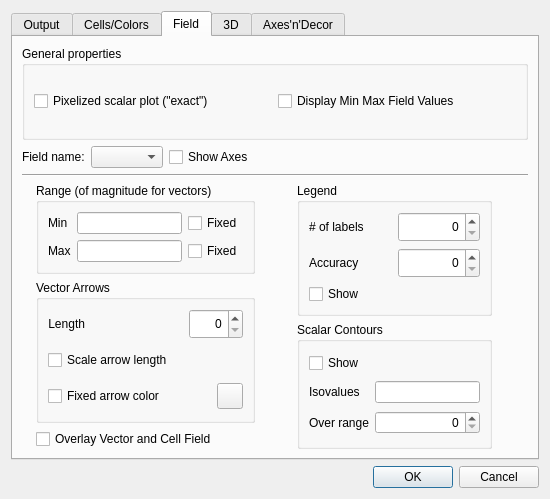
First picture: the form in cc3d/player5/Configuration/cc3D_prefs.ui, repository CompuCell3D/CompuCell3D, before the edit.
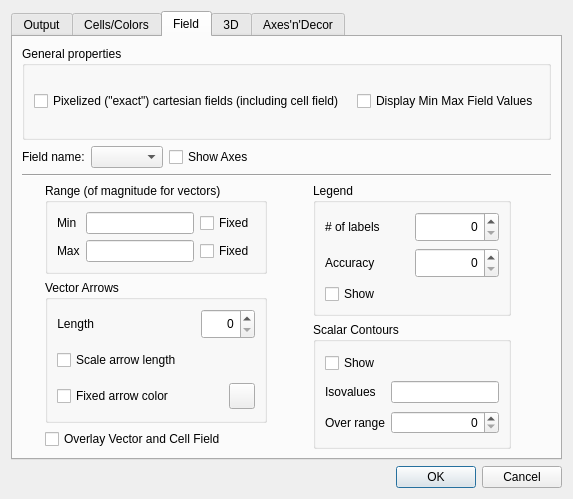
Second picture: the form after the edit. The open tabs and pages were chosen to show the change.

Commit message: Simplifying and refactoring of configuration - removed "Apply" Button

```diff
--- a/cc3d/player5/Configuration/cc3D_prefs.ui
+++ b/cc3d/player5/Configuration/cc3D_prefs.ui
@@ -845,7 +845,7 @@
                  <string>Checking this box will cause cartesian concentration field in 2D be drawn using explicit pixels providing &quot;exact&quot; representation of the field. Unchecked box will mean that field will be smoothed. </string>
                 </property>
                 <property name="text">
-                 <string>Pixelized scalar plot (&quot;exact&quot;)</string>
+                 <string>Pixelized (&quot;exact&quot;) cartesian fields (including cell field)  </string>
                 </property>
                </widget>
               </item>
```
The commit also changes 5 other files.
